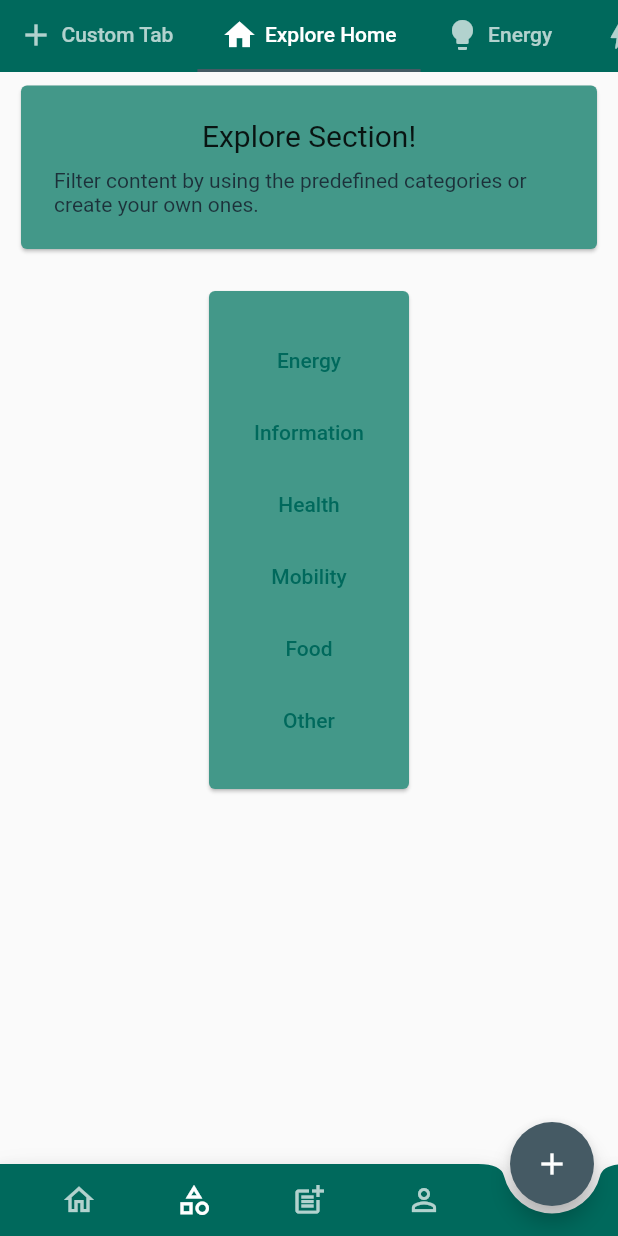
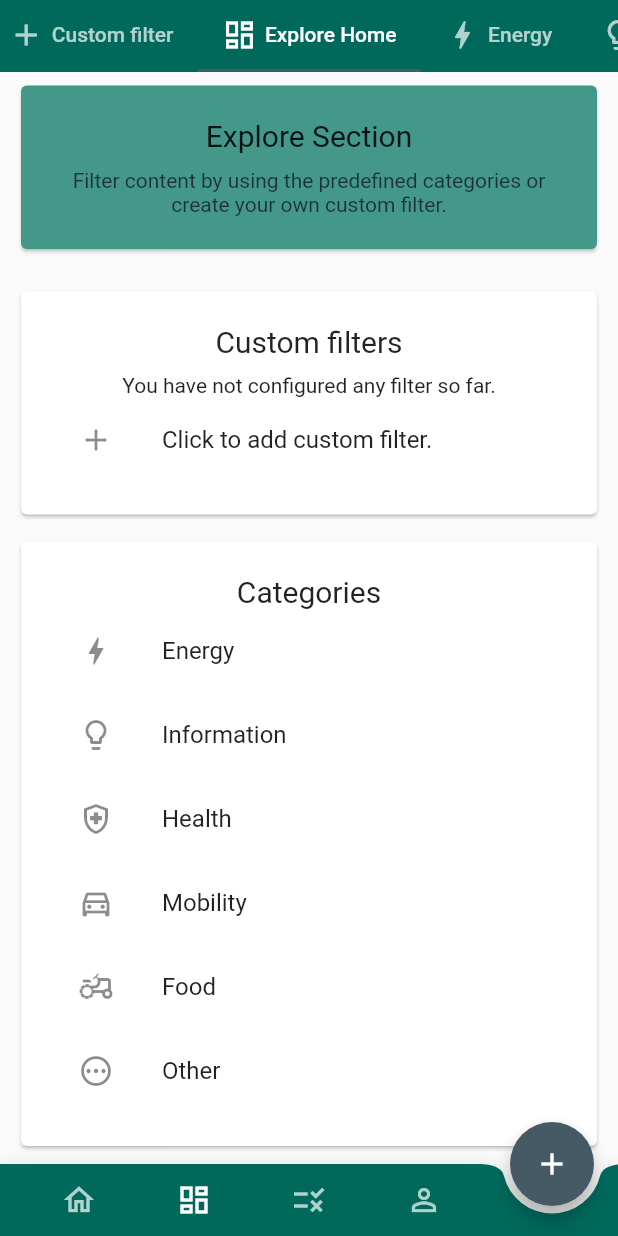
Before and after one commit to tetyos/brightside_feed, a Flutter app: the screen it shows after launch, item 2 of the bottom bar chosen, on a phone screen of 412 x 824 dp. Run offline on Flutter 3.47's test engine with Material 2 defaults, Android fonts, the phone set to English and light mode, and no system bars; our stand-ins replace cached_network_image, flutter_chat_types, flutter_spinkit, shared_preferences, string_validator; missing offline and left inert: flutter_link_previewer, link_preview_flutter, link_preview_generator, simple_url_preview; network calls fail.

Commit message:
added dummy custom filter page changed icons

```diff
--- a/lib/components/category_scroll_view.dart
+++ b/lib/components/category_scroll_view.dart
@@ -5,7 +5,7 @@ import 'package:nexth/model/item_list_view_model.dart';
 import 'package:nexth/model/basic_test_urls.dart';
 import 'package:provider/provider.dart';
 
-import 'incubator_scroll_view.dart';
+import 'generic_scroll_view.dart';
 
 class CategoryScrollView extends StatefulWidget {
   final Key key;
--- a/lib/components/explore_start_page.dart
+++ b/lib/components/explore_start_page.dart
@@ -10,12 +10,15 @@ class ExploreStartPage extends StatelessWidget {
 
   @override
   Widget build(BuildContext context) {
-    return Column(
+    return SingleChildScrollView(
+      child: Column(
         children: [
           WelcomeCard(),
           SizedBox(height: 10),
-        CategorySelectorCard(),
+          CustomTabsOverviewCard(),
+          CategoryOverviewCard(),
         ],
+      ),
     );
   }
 }
@@ -34,7 +37,7 @@ class WelcomeCard extends StatelessWidget {
             child: Column(
               children: [
                 Text(
-                  "Explore Section!",
+                  "Explore Section",
                   style: TextStyle(
                     color: Colors.black87,
                     fontSize: 20,
@@ -42,8 +45,9 @@ class WelcomeCard extends StatelessWidget {
                 ),
                 SizedBox(height: 10),
                 Text(
-                  "Filter content by using the predefined categories or create your own ones.",
-                  style: TextStyle(color: kColorSecondaryDark),
+                  "Filter content by using the predefined categories or create your own custom filter.",
+                  style: TextStyle(color: kColorSecondaryDark,),
+                  textAlign: TextAlign.center,
                 ),
               ],
             ),
@@ -55,8 +59,7 @@ class WelcomeCard extends StatelessWidget {
   }
 }
 
-
-class CategorySelectorCard extends StatelessWidget {
+class CustomTabsOverviewCard extends StatelessWidget {
 
   @override
   Widget build(BuildContext context) {
@@ -66,20 +69,57 @@ class CategorySelectorCard extends StatelessWidget {
         child: Card(
           child: Padding(
             padding: const EdgeInsets.all(22.0),
+            child: Center(
               child: Column(
                 children: [
-                for (ItemCategory itemCategory in ItemCategory.values)
-                  TextButton(
-                      onPressed: () {
-                        Provider.of<AppState>(context, listen: false).setExplorerScreenCurrentTabAndNotify(itemCategory.index + 2);
-                      },
-                      child: Text(itemCategory.displayTitle))
+                  Text("Custom filters", style: TextStyle(fontSize: 20)),
+                  SizedBox(height: 10,),
+                  Text("You have not configured any filter so far."),
+                  ListTile(
+                    leading: Icon(Icons.add_outlined),
+                    title: Text('Click to add custom filter.'),
+                    onTap: () {Provider.of<AppState>(context, listen: false)
+                        .setExplorerScreenCurrentTabAndNotify(0);},
+                  )
                 ],
               ),
             ),
-          color: kColorPrimaryLight,
+          ),
         ),
       ),
     );
   }
 }
+
+class CategoryOverviewCard extends StatelessWidget {
+
+  @override
+  Widget build(BuildContext context) {
+    return Center(
+      child: Padding(
+        padding: const EdgeInsets.symmetric(horizontal: 10.0, vertical: 5.0),
+        child: Card(
+          child: Padding(
+            padding: const EdgeInsets.all(22.0),
+            child: Center(
+              child: Column(
+                children: [
+                  Text("Categories", style: TextStyle(fontSize: 20)),
+                  for (ItemCategory itemCategory in ItemCategory.values)
+                    ListTile(
+                      leading: Icon(itemCategory.icon),
+                      title: Text(itemCategory.displayTitle),
+                      onTap: () {
+                        Provider.of<AppState>(context, listen: false)
+                            .setExplorerScreenCurrentTabAndNotify(itemCategory.index + 2);
+                      },
+                    )
+                ],
+              ),
+            ),
+          ),
+        ),
+      ),
+    );
+  }
+}
--- a/lib/screens/app_shell_screen.dart
+++ b/lib/screens/app_shell_screen.dart
@@ -49,14 +49,14 @@ class _AppShellScreenState extends State<AppShellScreen> {
               children: <Widget>[
                 BottomNavItem(icon: Icons.home_outlined, currentlySelected: appState.currentRoutePath is NexthHomePath, onPressed: () {appState.currentRoutePath = NexthHomePath();}),
                 BottomNavItem(
-                    icon: Icons.category_outlined,
+                    icon: Icons.dashboard_outlined,
                     currentlySelected: appState.currentRoutePath is NexthExplorePath,
                     onPressed: () {
                       appState
                           .setExplorerScreenCurrentTabAndNotify(appState.explorerScreenStartTab);
                       appState.currentRoutePath = NexthExplorePath();
                     }),
-                BottomNavItem(icon: Icons.post_add, currentlySelected: appState.currentRoutePath is NexthIncubatorPath, onPressed: () {appState.currentRoutePath = NexthIncubatorPath();}),
+                BottomNavItem(icon: Icons.rule_outlined, currentlySelected: appState.currentRoutePath is NexthIncubatorPath, onPressed: () {appState.currentRoutePath = NexthIncubatorPath();}),
                 BottomNavItem(icon: Icons.person_outline, currentlySelected: false, onPressed: () {}),
                 IconButton(icon: Icon(Icons.person, color: Color.fromRGBO(0, 0, 0, 0)), onPressed: () {},),
               ],
--- a/lib/screens/explore_screen.dart
+++ b/lib/screens/explore_screen.dart
@@ -1,5 +1,6 @@
 import 'package:flutter/material.dart';
 import 'package:nexth/components/category_scroll_view.dart';
+import 'package:nexth/components/explore_add_custom_filter.dart';
 import 'package:nexth/components/explore_start_page.dart';
 import 'package:nexth/model/item_list_view_model.dart';
 import 'package:nexth/navigation/app_state.dart';
@@ -39,10 +40,10 @@ class _ExplorerScreenState extends State<ExplorerScreen> with SingleTickerProvid
         child: TabBar(
           tabs: [
             Tab(
-              child: Row(children: [Icon(Icons.add_outlined), SizedBox(width: 5), Text("Custom Tab")]),
+              child: Row(children: [Icon(Icons.add_outlined), SizedBox(width: 5), Text("Custom filter")]),
             ),
             Tab(
-              child: Row(children: [Icon(Icons.home), SizedBox(width: 5), Text("Explore Home")]),
+              child: Row(children: [Icon(Icons.dashboard_outlined), SizedBox(width: 5), Text("Explore Home")]),
             ),
             for (ItemCategory itemCategory in ItemCategory.values)
               CategoryTab(
@@ -55,7 +56,7 @@ class _ExplorerScreenState extends State<ExplorerScreen> with SingleTickerProvid
       ),
       Expanded(
         child: TabBarView(controller: _tabController, physics: CustomPageViewScrollPhysics(), children: [
-          ExploreStartPage(),
+          ExploreAddCustomFilter(),
           ExploreStartPage(),
           for (ItemCategory itemCategory in ItemCategory.values)
             CategoryScrollView(
```
Also changed, not shown: lib/components/explore_add_custom_filter.dart (added, +87 -0 lines), lib/model/item_list_view_model.dart (+6 -6 lines), lib/screens/incubator_screen.dart (+8 -8 lines), lib/components/generic_scroll_view.dart (renamed from lib/components/incubator_scroll_view.dart). Lines whose indentation alone changed are shown as unchanged.
